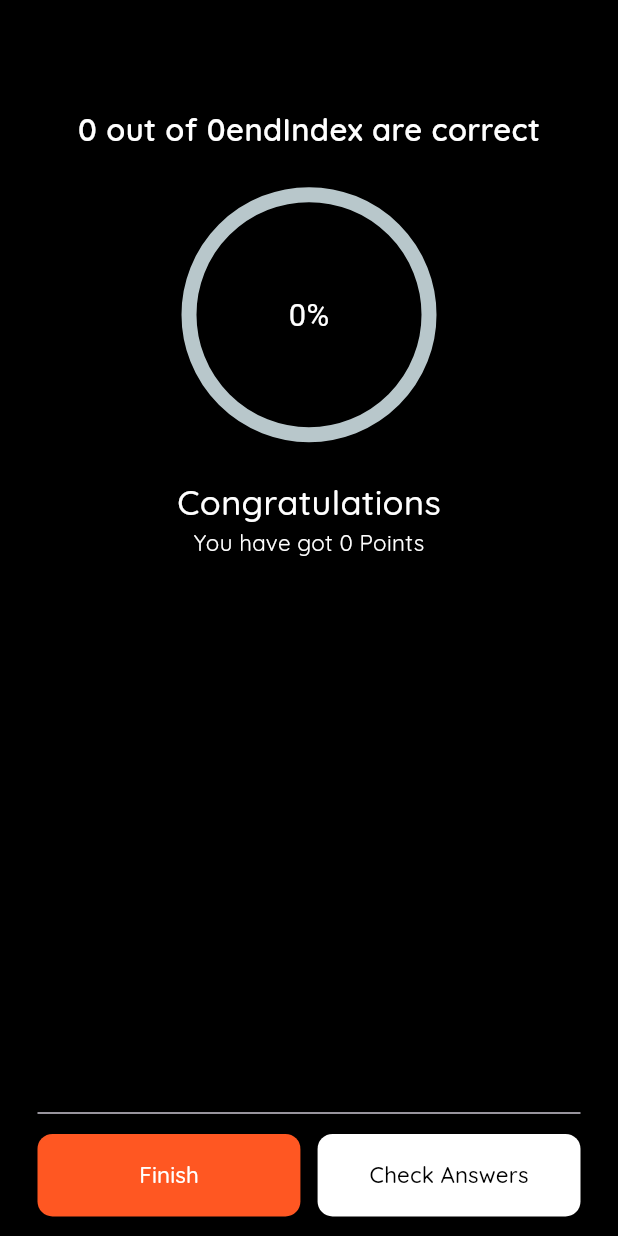
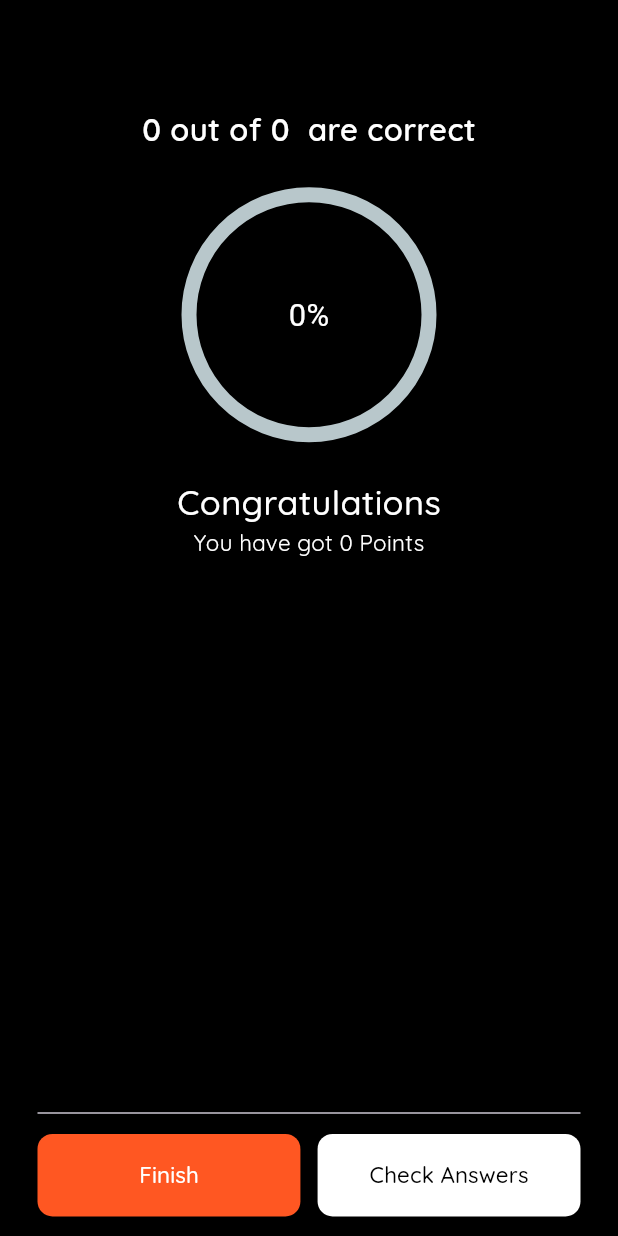
Before and after one commit to abdo-essam/AWS_PrepHub, a Flutter app: the ResultScreenBody screen opened directly with empty values, on a phone screen of 412 x 824 dp. Run offline on Flutter 3.47's test engine with Material 3 defaults, Android fonts, the phone set to English and light mode, and no system bars; drawn by our look-alikes of percent_indicator; our stand-ins replace bloc, flutter_bloc, flutter_screenutil, google_fonts, sqflite; missing offline and left inert: flutter_timer_countdown; accounts and stored records are empty.

Commit message:
feat(exam): implement time out logic and score calculation
Updates the exam logic to handle timeouts and properly calculate the user's score.

- Added timeout functionality to the `ExamScreenBody` widget.
- Implemented logic to mark remaining questions as incorrect when the timer runs out.
- Adjusted score calculation to include the final unanswered questions.
- Updated the `ResultScreenBody` widget to display the score and percentage correctly.
- Added a `changeOptionButtonColor` method to the `ExamCubit` to update the button color based on the answer selection.
- Modified the `AnswerButton` widget to handle the button color change and update the score accordingly.

```diff
--- a/lib/bloc_observer.dart
+++ b/lib/bloc_observer.dart
@@ -10,7 +10,7 @@ class MyBlocObserver extends BlocObserver {
   @override
   void onChange(BlocBase bloc, Change change) {
     super.onChange(bloc, change);
-    print('onChange -- ${bloc.runtimeType}, $change');
+    print('onChange -- ${bloc.runtimeType}, $change ');
   }
 
   @override
--- a/lib/features/exam/manager/exam_state.dart
+++ b/lib/features/exam/manager/exam_state.dart
@@ -28,3 +28,5 @@ class ExamGetAllQuestions extends ExamState {
 
   ExamGetAllQuestions({required this.questions});
 }
+
+class ExamChangeOptionButtonColor extends ExamState {}
--- a/lib/features/result/screen/widget/result_screen_body.dart
+++ b/lib/features/result/screen/widget/result_screen_body.dart
@@ -29,10 +29,9 @@ class _ResultScreenBodyState extends State<ResultScreenBody> {
 
   @override
   Widget build(BuildContext context) {
-    double percentage = endIndex <= 0
-        ? (score / (endIndex + 1)) * 100
-        : (score / (endIndex + 1)) * 100;
-    print("percentage: $percentage score: $score endIndex: $endIndex");
+    double percentage = endIndex == 0 ? 0 : (score / (endIndex + 1)) * 100;
+
+    print('$percentage % $score  $endIndex  ');
 
     return Scaffold(
       backgroundColor: Colors.black,
@@ -48,9 +47,9 @@ class _ResultScreenBodyState extends State<ResultScreenBody> {
             Padding(
               padding: const EdgeInsets.all(24),
               child: Text(
-                endIndex > 0
+                endIndex != 0
                     ? '$score out of ${endIndex + 1} are correct'
-                    : '$score out of ${endIndex}endIndex are correct',
+                    : '$score out of 0  are correct',
                 style: GoogleFonts.quicksand(
                   textStyle: TextStyle(
                       color: Colors.white,
```
Also changed, not shown: lib/features/exam/manager/exam_cubit.dart (+10 -3 lines), lib/features/exam/screen/widget/answer_button.dart (+11 -11 lines), lib/features/exam/screen/widget/exam_screen_body.dart (+7 -2 lines).
